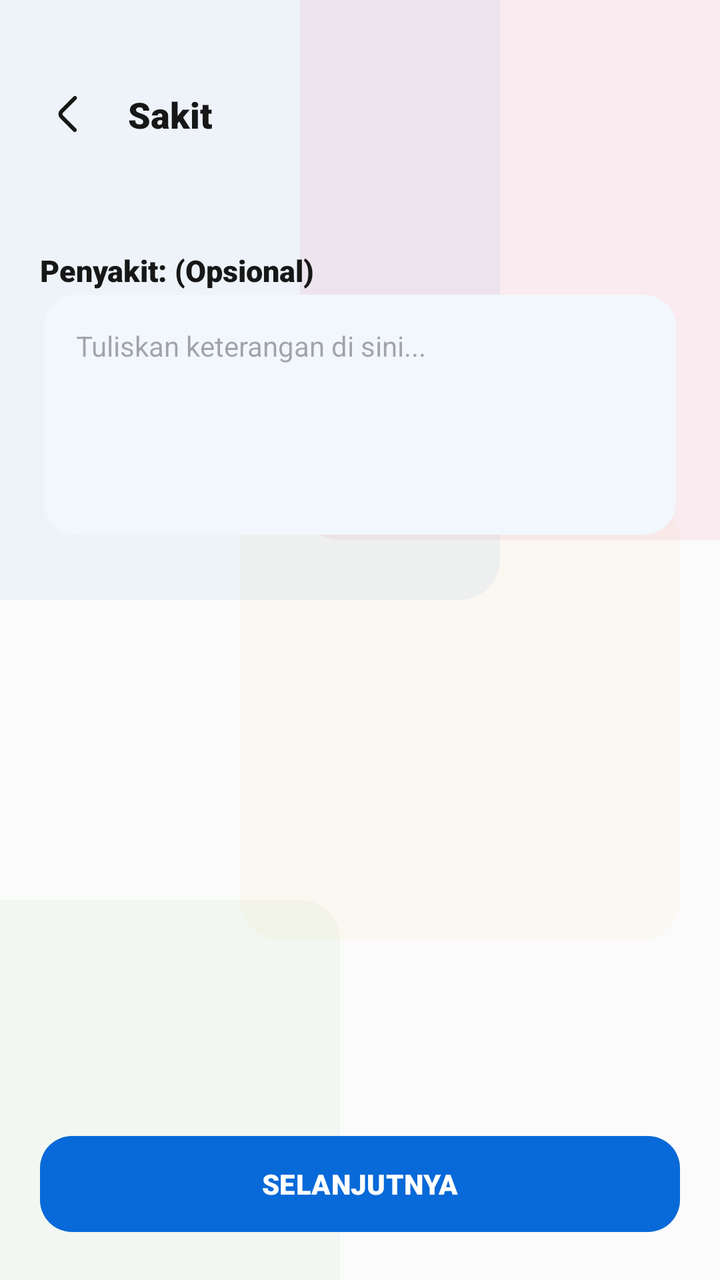
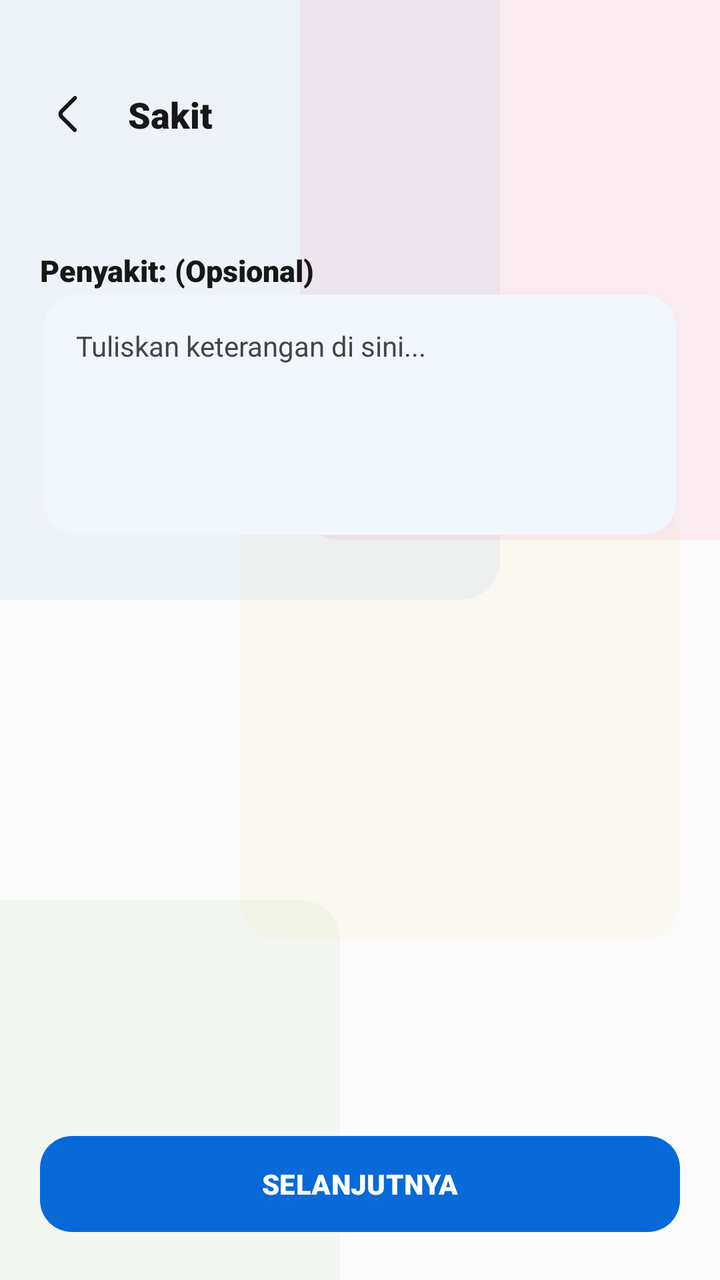

Before-and-after screenshots of an Android layout around one commit, followed by the original layout XML and the change that was made.
<!-- AndroidManifest.xml: application theme Theme.AppPemko -->
<!-- res/layout/activity_sakit.xml -->
<?xml version="1.0" encoding="utf-8"?>
<androidx.constraintlayout.widget.ConstraintLayout xmlns:android="http://schemas.android.com/apk/res/android"
    xmlns:app="http://schemas.android.com/apk/res-auto"
    xmlns:tools="http://schemas.android.com/tools"
    android:layout_width="match_parent"
    android:layout_height="match_parent"
    android:background="@color/background_main"
    tools:context=".izin.sakit.SakitActivity">

    <include layout="@layout/layout_background_palette" />



    
    <androidx.constraintlayout.widget.ConstraintLayout
        android:id="@+id/titleHeader"
        android:layout_width="match_parent"
        android:layout_marginTop="25dp"
        android:layout_height="64dp"
        android:paddingHorizontal="12dp"
        app:layout_constraintTop_toTopOf="parent">

        <RelativeLayout
            android:id="@+id/rlBackSakit"
            android:layout_width="44dp"
            android:layout_height="44dp"
            android:background="?attr/selectableItemBackgroundBorderless"
            android:clickable="true"
            android:focusable="true"
            app:layout_constraintBottom_toBottomOf="parent"
            app:layout_constraintStart_toStartOf="parent"
            app:layout_constraintTop_toTopOf="parent">

            <ImageView
                android:id="@+id/ivBack"
                android:layout_width="24dp"
                android:layout_height="24dp"
                android:layout_centerInParent="true"
                android:src="@drawable/one_left"
                app:tint="@color/text_primary"
                android:contentDescription="@string/todo" />
        </RelativeLayout>

        <TextView
            android:layout_width="wrap_content"
            android:layout_height="wrap_content"
            android:layout_marginStart="8dp"
            android:fontFamily="sans-serif-black"
            android:text="@string/sakit"
            android:textColor="@color/text_primary"
            android:textSize="18sp"
            app:layout_constraintBottom_toBottomOf="parent"
            app:layout_constraintStart_toEndOf="@id/rlBackSakit"
            app:layout_constraintTop_toTopOf="parent" />

    </androidx.constraintlayout.widget.ConstraintLayout>

    <androidx.core.widget.NestedScrollView
        android:id="@+id/nsvSakit"
        android:layout_width="match_parent"
        android:layout_height="0dp"
        android:fillViewport="true"
        app:layout_constraintBottom_toTopOf="@+id/btnContainer"
        app:layout_constraintTop_toBottomOf="@id/titleHeader">

        <LinearLayout
            android:layout_width="match_parent"
            android:layout_height="wrap_content"
            android:orientation="vertical"
            android:paddingHorizontal="20dp"
            android:paddingTop="12dp">

            <androidx.recyclerview.widget.RecyclerView
                android:id="@+id/rvKegiatanSakit"
                android:layout_width="match_parent"
                android:layout_height="wrap_content"
                android:nestedScrollingEnabled="false"
                tools:listitem="@layout/list_row_kegiatan" />

            <TextView
                android:id="@+id/tvKeteranganTambahan"
                android:layout_width="match_parent"
                android:layout_height="wrap_content"
                android:layout_marginTop="24dp"
                android:fontFamily="sans-serif-black"
                android:text="@string/penyakit_opsional"
                android:textColor="@color/text_primary"
                android:textSize="15sp" />

            <com.google.android.material.card.MaterialCardView
                android:layout_width="match_parent"
                android:layout_height="wrap_content"
                android:layout_marginTop="12dp"
                android:layout_marginBottom="24dp"
                app:cardBackgroundColor="@color/surface_main"
                app:cardCornerRadius="16dp"
                android:layout_margin="2dp"
                app:cardElevation="1dp"
                app:strokeWidth="0dp">

                <EditText
                    android:id="@+id/etKegiatanSakitLainmya"
                    android:layout_width="match_parent"
                    android:layout_height="120dp"
                    android:background="@android:color/transparent"
                    android:fontFamily="sans-serif"
                    android:gravity="top"
                    android:hint="Tuliskan keterangan di sini..."
                    android:inputType="textMultiLine"
                    android:padding="16dp"
                    android:textSize="14sp" />
            </com.google.android.material.card.MaterialCardView>

        </LinearLayout>
    </androidx.core.widget.NestedScrollView>

    <FrameLayout
        android:id="@+id/btnContainer"
        android:layout_width="match_parent"
        android:layout_height="wrap_content"
        android:padding="20dp"
        app:layout_constraintBottom_toBottomOf="parent">

        <com.google.android.material.button.MaterialButton
            android:id="@+id/tvSelanjutnya"
            style="@style/Widget.Material3.Button"
            android:layout_width="match_parent"
            android:layout_height="56dp"
            android:text="SELANJUTNYA"
            android:textAllCaps="true"
            android:fontFamily="sans-serif-black"
            app:backgroundTint="@color/primary_brand"
            app:cornerRadius="16dp" />
    </FrameLayout>

</androidx.constraintlayout.widget.ConstraintLayout>
<!-- res/layout/layout_background_palette.xml (included above) -->
<?xml version="1.0" encoding="utf-8"?>
<merge xmlns:android="http://schemas.android.com/apk/res/android"
    xmlns:app="http://schemas.android.com/apk/res-auto">

    
    <View
        android:layout_width="400dp"
        android:layout_height="400dp"
        android:background="@drawable/backgoundovalabuabu"
        android:backgroundTint="@color/primary_brand"
        android:alpha="0.05"
        android:translationX="-150dp"
        android:translationY="-100dp" />

    
    <View
        android:layout_width="320dp"
        android:layout_height="320dp"
        android:background="@drawable/backgoundovalabuabu"
        android:backgroundTint="@color/brand_secondary"
        android:alpha="0.07"
        android:translationX="150dp"
        android:translationY="-50dp" />

    
    <View
        android:layout_width="250dp"
        android:layout_height="250dp"
        android:background="@drawable/backgoundovalabuabu"
        android:backgroundTint="@color/hijau"
        android:alpha="0.05"
        android:translationX="-80dp"
        android:translationY="450dp" />

    
    <View
        android:layout_width="220dp"
        android:layout_height="220dp"
        android:background="@drawable/backgoundovalabuabu"
        android:backgroundTint="@color/kuning"
        android:alpha="0.04"
        android:translationX="120dp"
        android:translationY="250dp" />

</merge>
<!-- res/layout/list_row_kegiatan.xml (included above) -->
<?xml version="1.0" encoding="utf-8"?>

<com.google.android.material.card.MaterialCardView xmlns:android="http://schemas.android.com/apk/res/android"
    xmlns:app="http://schemas.android.com/apk/res-auto"
    xmlns:tools="http://schemas.android.com/tools"
    android:id="@+id/rlKegiatanPd"
    android:layout_width="match_parent"
    android:layout_height="wrap_content"
    android:layout_marginHorizontal="12dp"
    android:layout_marginVertical="6dp"
    android:clickable="true"
    android:focusable="true"
    android:foreground="?attr/selectableItemBackground"
    app:cardBackgroundColor="@color/surface_main"
    app:cardCornerRadius="16dp"
    app:cardElevation="2dp"
    app:strokeColor="@color/surface_variant"
    app:strokeWidth="1dp">

    <LinearLayout
        android:layout_width="match_parent"
        android:layout_height="wrap_content"
        android:gravity="center_vertical"
        android:orientation="horizontal"
        android:padding="16dp">

        
        <com.google.android.material.card.MaterialCardView
            android:layout_width="40dp"
            android:layout_height="40dp"
            app:cardBackgroundColor="#1A008DDA"
            app:cardCornerRadius="10dp"
            app:cardElevation="0dp">

            <ImageView
                android:layout_width="match_parent"
                android:layout_height="match_parent"
                android:padding="10dp"
                android:src="@drawable/ic_artikel"
                app:tint="@color/primary_brand"
                tools:ignore="ContentDescription" />
        </com.google.android.material.card.MaterialCardView>

        
        <LinearLayout
            android:layout_width="0dp"
            android:layout_height="wrap_content"
            android:layout_marginStart="16dp"
            android:layout_weight="1"
            android:orientation="vertical">

            <TextView
                android:id="@+id/tvListKegiatan"
                android:layout_width="match_parent"
                android:layout_height="wrap_content"
                android:fontFamily="sans-serif-black"
                android:text="Nama Kegiatan"
                android:textColor="@color/text_primary"
                android:textSize="15sp"
                tools:ignore="HardcodedText" />

            <TextView
                android:layout_width="wrap_content"
                android:layout_height="wrap_content"
                android:layout_marginTop="2dp"
                android:text="Ketuk untuk memilih"
                android:textColor="@color/text_hint"
                android:textSize="11sp"
                tools:ignore="HardcodedText,SmallSp" />
        </LinearLayout>

        
        <com.google.android.material.card.MaterialCardView
            android:id="@+id/imgChecked"
            android:layout_width="24dp"
            android:layout_height="24dp"
            android:layout_marginStart="8dp"
            android:visibility="gone"
            app:cardBackgroundColor="@color/hijau"
            app:cardCornerRadius="12dp"
            app:cardElevation="0dp"
            app:strokeWidth="0dp"
            tools:visibility="visible">

            <ImageView
                android:layout_width="16dp"
                android:layout_height="16dp"
                android:layout_gravity="center"
                android:src="@drawable/ic_check"
                app:tint="@color/white"
                tools:ignore="ContentDescription" />
        </com.google.android.material.card.MaterialCardView>

    </LinearLayout>
</com.google.android.material.card.MaterialCardView>
<!-- resources referenced by this layout -->
<resources>
  <color name="background_main">#FBFBFB</color>
  <color name="brand_secondary">#E91E63</color>
  <color name="hijau">#4CAF50</color>
  <color name="kuning">#F7B620</color>
  <color name="primary_brand">#0869D8</color>
  <color name="surface_main">#FFFFFF</color>
  <color name="surface_variant">#F4F4F4</color>
  <color name="text_hint">#87888c</color>
  <color name="text_primary">#171717</color>
  <color name="white">#FFFFFF</color>
  <!-- drawable backgoundovalabuabu (drawable) -->
  <?xml version="1.0" encoding="utf-8"?>
  
  <shape xmlns:android="http://schemas.android.com/apk/res/android"
      android:tintMode="multiply"
      android:shape="rectangle"
      >
  
      <solid
          android:color="@color/background_layout"/>
      <corners
          android:radius="20dp"/>
  </shape>
  <!-- drawable ic_artikel (drawable) -->
  <vector android:autoMirrored="true" android:height="24dp"
      android:viewportHeight="24"
      android:viewportWidth="24" android:width="24dp" xmlns:android="http://schemas.android.com/apk/res/android">
      <path android:fillColor="@color/biru" android:pathData="M19,3L5,3c-1.1,0 -2,0.9 -2,2v14c0,1.1 0.9,2 2,2h14c1.1,0 2,-0.9 2,-2L21,5c0,-1.1 -0.9,-2 -2,-2zM14,17L7,17v-2h7v2zM17,13L7,13v-2h10v2zM17,9L7,9L7,7h10v2z"/>
  </vector>
  <!-- drawable ic_check (drawable) -->
  <vector xmlns:android="http://schemas.android.com/apk/res/android" android:height="30dp" android:viewportHeight="512" android:viewportWidth="512" android:width="30dp">
        
      <path android:fillColor="@color/biru" android:fillType="evenOdd" android:pathData="M256,42.67C373.82,42.67 469.33,138.18 469.33,256C469.33,373.82 373.82,469.33 256,469.33C138.18,469.33 42.67,373.82 42.67,256C42.67,138.18 138.18,42.67 256,42.67ZM256,85.33C161.74,85.33 85.33,161.74 85.33,256C85.33,350.26 161.74,426.67 256,426.67C350.26,426.67 426.67,350.26 426.67,256C426.67,161.74 350.26,85.33 256,85.33ZM256,149.33C314.91,149.33 362.67,197.09 362.67,256C362.67,314.91 314.91,362.67 256,362.67C197.09,362.67 149.33,314.91 149.33,256C149.33,197.09 197.09,149.33 256,149.33Z" android:strokeColor="#00000000" android:strokeWidth="1"/>
      
  </vector>
  <!-- drawable one_left (drawable) -->
  <vector xmlns:android="http://schemas.android.com/apk/res/android" android:height="30dp" android:viewportHeight="24" android:viewportWidth="24" android:width="30dp">
        
      <path android:fillColor="@color/biru" android:pathData="M16.18,3.269C15.789,2.878 15.156,2.878 14.765,3.269L8.121,9.913C6.95,11.085 6.949,12.983 8.12,14.155L14.69,20.73C15.081,21.121 15.714,21.121 16.104,20.73C16.495,20.34 16.495,19.707 16.104,19.316L9.532,12.744C9.142,12.354 9.142,11.72 9.532,11.33L16.18,4.683C16.57,4.292 16.57,3.659 16.18,3.269Z"/>
      
  </vector>
  <string name="penyakit_opsional">Penyakit: (Opsional)</string>
  <string name="sakit">Sakit</string>
  <string name="todo">TODO</string>
  <style name="Theme.AppPemko" parent="Base.Theme.AppPemko">
          <item name="android:textColor">@color/text_primary</item>
      </style>
  <color name="background_layout">#FFFFFF</color>
  <color name="biru">#008DDA</color>
  <color name="on_primary_brand">#FFFFFF</color>
  <color name="text_secondary">#454545</color>
  <style name="Animation.App.Activity" parent="@android:style/Animation.Activity">
          <item name="android:activityOpenEnterAnimation">@anim/slide_in_right</item>
          <item name="android:activityOpenExitAnimation">@anim/slide_out_left</item>
          <item name="android:activityCloseEnterAnimation">@anim/slide_in_left</item>
          <item name="android:activityCloseExitAnimation">@anim/slide_out_right</item>
      </style>
  <!-- unchanged entries left out for length: 1 -->
</resources>

<!-- the commit's change to res/layout/activity_sakit.xml (unified diff, before → after) -->
@@ -2,6 +2,7 @@
 <androidx.constraintlayout.widget.ConstraintLayout xmlns:android="http://schemas.android.com/apk/res/android"
     xmlns:app="http://schemas.android.com/apk/res-auto"
     xmlns:tools="http://schemas.android.com/tools"
+    android:id="@+id/sakitRootLayout"
     android:layout_width="match_parent"
     android:layout_height="match_parent"
     android:background="@color/background_main"
@@ -92,9 +93,11 @@
                 android:layout_height="wrap_content"
                 android:layout_marginTop="12dp"
                 android:layout_marginBottom="24dp"
+                android:layout_margin="2dp"
+                android:clickable="false"
+                android:focusable="false"
                 app:cardBackgroundColor="@color/surface_main"
                 app:cardCornerRadius="16dp"
-                android:layout_margin="2dp"
                 app:cardElevation="1dp"
                 app:strokeWidth="0dp">
 
@@ -106,7 +109,13 @@
                     android:fontFamily="sans-serif"
                     android:gravity="top"
                     android:hint="Tuliskan keterangan di sini..."
-                    android:inputType="textMultiLine"
+                    android:inputType="textMultiLine|textCapSentences"
+                    android:focusable="true"
+                    android:focusableInTouchMode="true"
+                    android:clickable="true"
+                    android:importantForAutofill="no"
+                    android:textColor="@color/text_primary"
+                    android:textColorHint="@color/text_secondary"
                     android:padding="16dp"
                     android:textSize="14sp" />
             </com.google.android.material.card.MaterialCardView>
